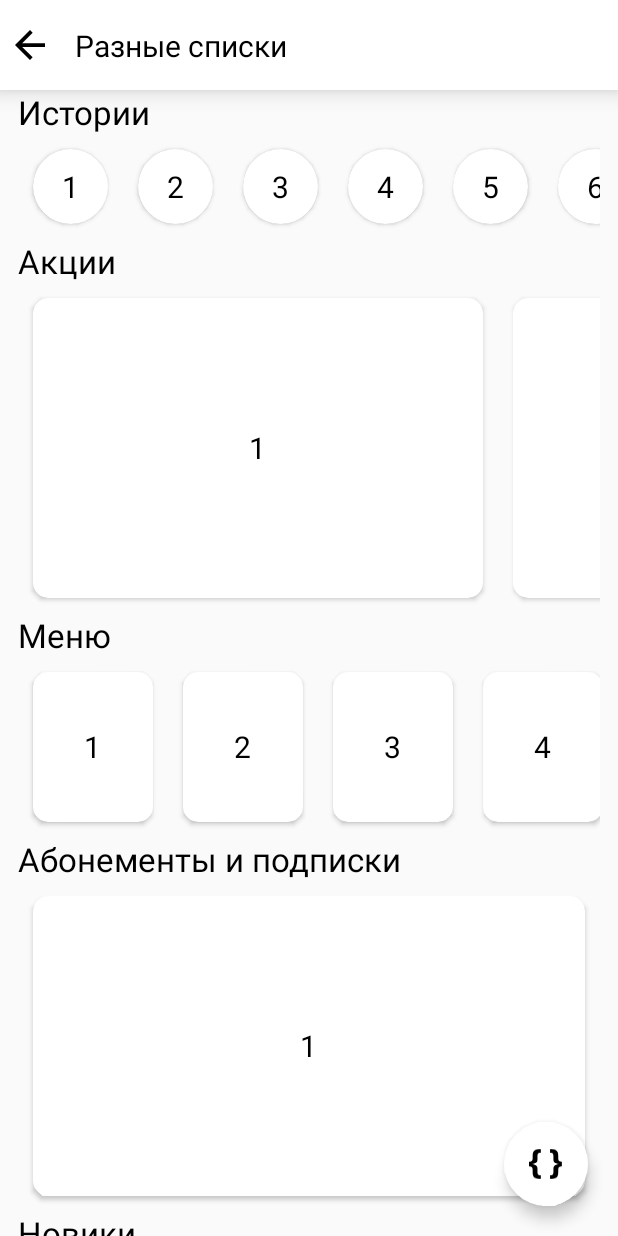
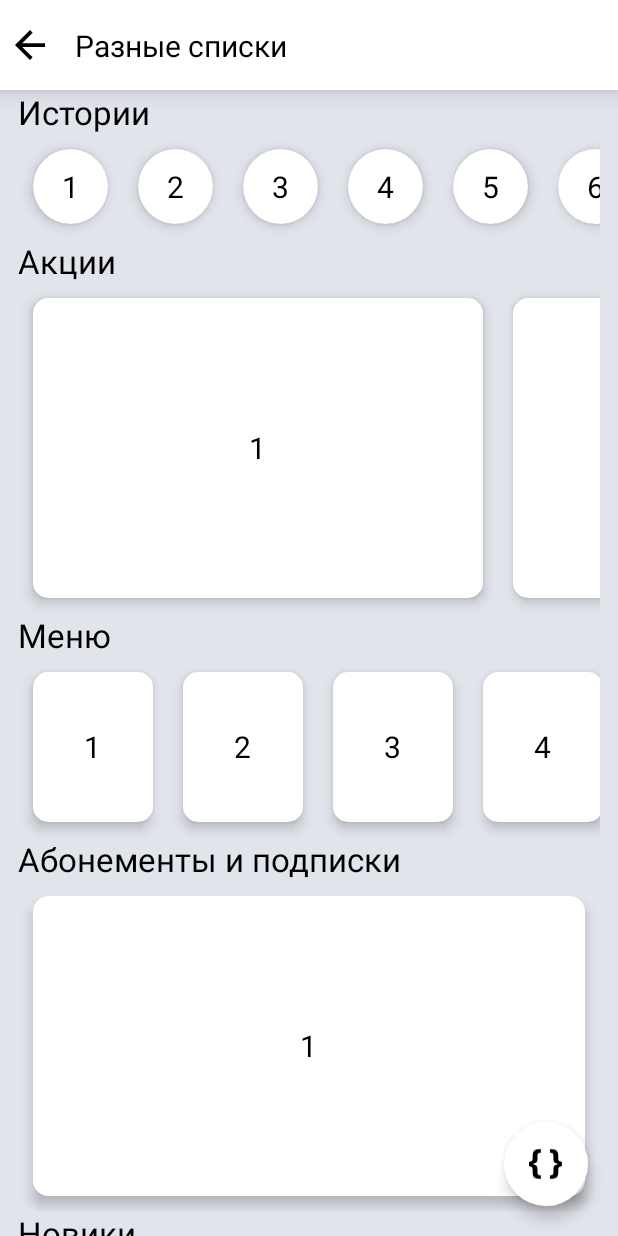
Before and after one commit to Nickitor/XMLComposeMastersWork, an Android app built with Jetpack Compose: the screen it shows after launch (XMLActivity), after a tap on "02", on a phone screen of 412 x 824 dp. Run offline under Robolectric (Android 15) with nearby library versions, the phone set to English and light mode, and no system bars; Roboto replaces fonts that are not available here.

Commit message:
Исправлены цвета

```diff
--- a/app/src/main/java/com/example/xmlcomposemasterswork/compose/presentation/screen/MainScreen.kt
+++ b/app/src/main/java/com/example/xmlcomposemasterswork/compose/presentation/screen/MainScreen.kt
@@ -9,6 +9,7 @@ import androidx.compose.material.Scaffold
 import androidx.compose.runtime.Composable
 import androidx.compose.ui.Modifier
 import androidx.compose.ui.graphics.Color
+import androidx.compose.ui.res.colorResource
 import androidx.compose.ui.res.painterResource
 import androidx.compose.ui.tooling.preview.Preview
 import androidx.compose.ui.unit.dp
@@ -33,6 +34,7 @@ fun MainScreen(
 
     Scaffold(
         modifier = Modifier.fillMaxSize(),
+        backgroundColor = colorResource(id = R.color.background),
         floatingActionButton = {
             FloatingActionButton(
                 backgroundColor = Color.White,
--- a/app/src/main/java/com/example/xmlcomposemasterswork/compose/presentation/screen/customview/CustomViewScreen.kt
+++ b/app/src/main/java/com/example/xmlcomposemasterswork/compose/presentation/screen/customview/CustomViewScreen.kt
@@ -7,8 +7,10 @@ import androidx.compose.foundation.layout.padding
 import androidx.compose.material.Scaffold
 import androidx.compose.runtime.Composable
 import androidx.compose.ui.Modifier
+import androidx.compose.ui.res.colorResource
 import androidx.compose.ui.tooling.preview.Preview
 import androidx.compose.ui.unit.dp
+import com.example.xmlcomposemasterswork.R.color
 import com.example.xmlcomposemasterswork.compose.presentation.view.ActionBar
 import com.example.xmlcomposemasterswork.compose.presentation.view.ProductCardView
 
@@ -20,6 +22,7 @@ fun CustomViewScreen(
     backClicked: (() -> Unit)? = null
 ) {
     Scaffold(
+        backgroundColor = colorResource(id = color.background),
         modifier = Modifier
             .fillMaxSize(),
         topBar = {
--- a/app/src/main/java/com/example/xmlcomposemasterswork/compose/presentation/screen/listofdifferentitems/ListOfDifferentItemsScreen.kt
+++ b/app/src/main/java/com/example/xmlcomposemasterswork/compose/presentation/screen/listofdifferentitems/ListOfDifferentItemsScreen.kt
@@ -12,12 +12,14 @@ import androidx.compose.material.Text
 import androidx.compose.runtime.Composable
 import androidx.compose.ui.Modifier
 import androidx.compose.ui.graphics.Color
+import androidx.compose.ui.res.colorResource
 import androidx.compose.ui.res.stringResource
 import androidx.compose.ui.text.font.FontWeight
 import androidx.compose.ui.tooling.preview.Preview
 import androidx.compose.ui.unit.dp
 import androidx.compose.ui.unit.sp
 import com.example.xmlcomposemasterswork.R
+import com.example.xmlcomposemasterswork.R.color
 import com.example.xmlcomposemasterswork.compose.presentation.view.ActionBar
 import com.example.xmlcomposemasterswork.compose.presentation.view.BannerView
 import com.example.xmlcomposemasterswork.compose.presentation.view.MenuView
@@ -36,6 +38,7 @@ fun ListOfDifferentItemsScreen(
 ) {
     Scaffold(
         modifier = Modifier.fillMaxSize(),
+        backgroundColor = colorResource(id = color.background),
         topBar = {
             ActionBar(
                 title = title,
--- a/app/src/main/java/com/example/xmlcomposemasterswork/compose/presentation/screen/listoflists/ListOfListsScreen.kt
+++ b/app/src/main/java/com/example/xmlcomposemasterswork/compose/presentation/screen/listoflists/ListOfListsScreen.kt
@@ -12,7 +12,7 @@ import androidx.compose.ui.Modifier
 import androidx.compose.ui.res.colorResource
 import androidx.compose.ui.tooling.preview.Preview
 import androidx.compose.ui.unit.dp
-import com.example.xmlcomposemasterswork.R.color
+import com.example.xmlcomposemasterswork.R
 import com.example.xmlcomposemasterswork.compose.presentation.view.ActionBar
 import com.example.xmlcomposemasterswork.compose.presentation.view.ItemList
 import com.example.xmlcomposemasterswork.data.source.ListOfListsSource
@@ -25,7 +25,9 @@ fun ListOfListsScreen(
     backClicked: (() -> Unit)? = null
 ) {
     Scaffold(
-        modifier = Modifier.fillMaxSize(),
+        modifier = Modifier
+            .fillMaxSize(),
+        backgroundColor = colorResource(id = R.color.background),
         topBar = {
             ActionBar(
                 title = title,
--- a/app/src/main/res/layout/fragment_custom_view.xml
+++ b/app/src/main/res/layout/fragment_custom_view.xml
@@ -3,6 +3,7 @@
     xmlns:tools="http://schemas.android.com/tools"
     android:layout_width="match_parent"
     android:layout_height="match_parent"
+    android:background="@color/background"
     android:orientation="vertical"
     tools:context=".xml.presentation.screen.main.MainFragment">
 
--- a/app/src/main/res/layout/fragment_list_different_items.xml
+++ b/app/src/main/res/layout/fragment_list_different_items.xml
@@ -4,6 +4,7 @@
     xmlns:tools="http://schemas.android.com/tools"
     android:layout_width="match_parent"
     android:layout_height="match_parent"
+    android:background="@color/background"
     tools:context=".xml.presentation.screen.main.MainFragment">
 
     <include
--- a/app/src/main/res/layout/fragment_list_of_lists.xml
+++ b/app/src/main/res/layout/fragment_list_of_lists.xml
@@ -3,6 +3,7 @@
     xmlns:app="http://schemas.android.com/apk/res-auto"
     xmlns:tools="http://schemas.android.com/tools"
     android:layout_width="match_parent"
+    android:background="@color/background"
     android:layout_height="match_parent"
     tools:context=".xml.presentation.screen.main.MainFragment">
 
--- a/app/src/main/res/layout/fragment_main.xml
+++ b/app/src/main/res/layout/fragment_main.xml
@@ -4,6 +4,7 @@
     xmlns:tools="http://schemas.android.com/tools"
     android:layout_width="match_parent"
     android:layout_height="match_parent"
+    android:background="@color/background"
     tools:context=".xml.presentation.screen.main.MainFragment">
 
     <TextView
--- a/app/src/main/res/layout/item_banner.xml
+++ b/app/src/main/res/layout/item_banner.xml
@@ -10,7 +10,7 @@
         android:layout_width="300dp"
         android:layout_height="200dp"
         android:layout_margin="10dp"
-        android:elevation="5dp"
+        app:cardElevation="5dp"
         app:cardCornerRadius="10dp">
 
         <TextView
--- a/app/src/main/res/layout/item_list.xml
+++ b/app/src/main/res/layout/item_list.xml
@@ -10,8 +10,8 @@
         android:layout_width="100dp"
         android:layout_height="100dp"
         android:layout_margin="10dp"
-        android:elevation="5dp"
-        app:cardCornerRadius="5dp">
+        app:cardCornerRadius="5dp"
+        app:cardElevation="5dp">
 
         <TextView
             android:id="@+id/tvNumber"
--- a/app/src/main/res/layout/item_menu.xml
+++ b/app/src/main/res/layout/item_menu.xml
@@ -10,7 +10,7 @@
         android:layout_width="80dp"
         android:layout_height="100dp"
         android:layout_margin="10dp"
-        android:elevation="5dp"
+        app:cardElevation="5dp"
         app:cardCornerRadius="10dp">
 
         <TextView
--- a/app/src/main/res/layout/item_novelty.xml
+++ b/app/src/main/res/layout/item_novelty.xml
@@ -10,7 +10,7 @@
         android:layout_width="150dp"
         android:layout_height="200dp"
         android:layout_margin="10dp"
-        android:elevation="5dp"
+        app:cardElevation="5dp"
         app:cardCornerRadius="10dp">
 
         <TextView
--- a/app/src/main/res/layout/item_story.xml
+++ b/app/src/main/res/layout/item_story.xml
@@ -10,7 +10,7 @@
         android:layout_width="50dp"
         android:layout_height="50dp"
         android:layout_margin="10dp"
-        android:elevation="5dp"
+        app:cardElevation="5dp"
         app:cardCornerRadius="50dp">
 
         <TextView
--- a/app/src/main/res/layout/item_subscription.xml
+++ b/app/src/main/res/layout/item_subscription.xml
@@ -10,7 +10,7 @@
         android:layout_width="match_parent"
         android:layout_height="200dp"
         android:layout_margin="10dp"
-        android:elevation="5dp"
+        app:cardElevation="5dp"
         app:cardCornerRadius="10dp">
 
         <TextView
--- a/app/src/main/res/layout/product_card_view.xml
+++ b/app/src/main/res/layout/product_card_view.xml
@@ -3,8 +3,8 @@
     xmlns:app="http://schemas.android.com/apk/res-auto"
     android:layout_width="match_parent"
     android:layout_height="wrap_content"
-    android:elevation="10dp"
-    app:cardCornerRadius="18dp">
+    app:cardCornerRadius="18dp"
+    app:cardElevation="5dp">
 
     <com.example.xmlcomposemasterswork.xml.presentation.view.ProductView
         android:id="@+id/cardProduct"
--- a/app/src/main/res/values/colors.xml
+++ b/app/src/main/res/values/colors.xml
@@ -3,6 +3,7 @@
     <color name="black">#FF000000</color>
     <color name="white">#FFFFFFFF</color>
     <color name="grey">#CACACA</color>
+    <color name="background">#E1E4EB</color>
     <color name="grey_alpha">#80CACACA</color>
     <color name="green">#FF00FF00</color>
     <color name="blue">#3F51B5</color>
```
